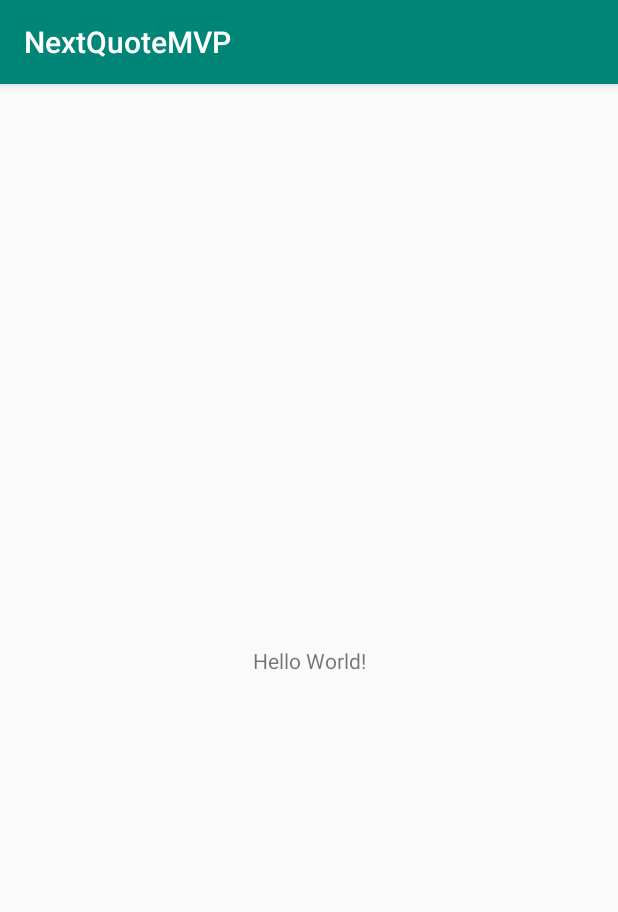
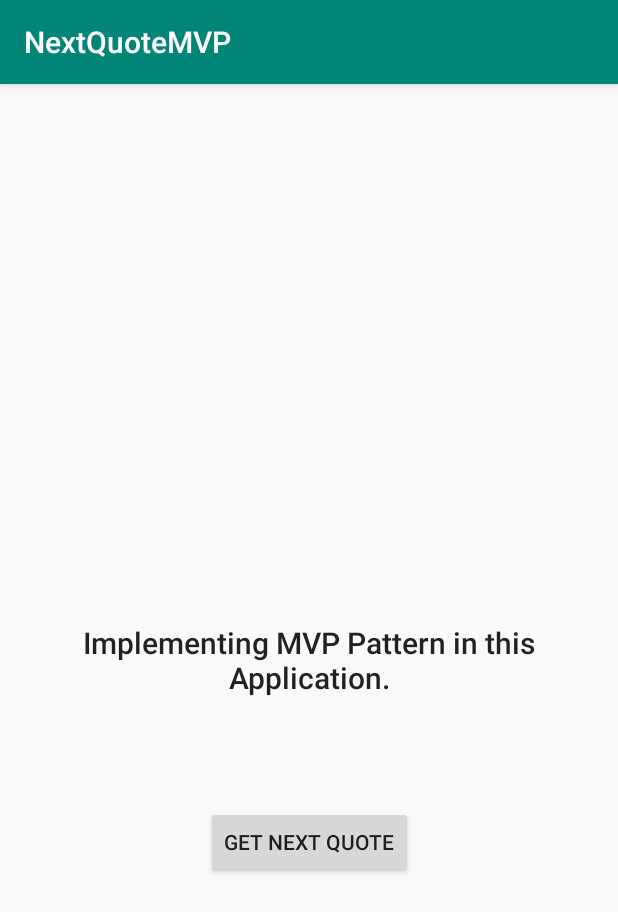
Before and after one commit to ihaydinn/NextQuote-MVP, an Android app: the screen it shows after launch (MainActivity), on a phone screen of 412 x 824 dp. Shown: the top 912 px of the screen. Run offline under Robolectric (Android 15) with nearby library versions, the phone set to English and light mode, and no system bars.

Commit message:
initial commit

```diff
--- a/app/src/main/res/layout/activity_main.xml
+++ b/app/src/main/res/layout/activity_main.xml
@@ -7,12 +7,36 @@
     tools:context=".MainActivity">
 
     <TextView
+        android:layout_width="0dp"
+        android:layout_height="wrap_content"
+        android:text="Implementing MVP Pattern in this Application."
+        app:layout_constraintBottom_toBottomOf="parent"
+        android:padding="8dp"
+        android:gravity="center"
+        android:textAppearance="?android:attr/textAppearanceSearchResultTitle"
+        app:layout_constraintLeft_toLeftOf="parent"
+        app:layout_constraintRight_toRightOf="parent"
+        app:layout_constraintTop_toTopOf="parent"
+        android:id="@+id/textView" />
+
+    <Button
+        android:id="@+id/button"
         android:layout_width="wrap_content"
         android:layout_height="wrap_content"
-        android:text="Hello World!"
-        app:layout_constraintBottom_toBottomOf="parent"
+        android:text="GET NEXT QUOTE"
+        android:layout_margin="@android:dimen/notification_large_icon_height"
+        app:layout_constraintTop_toBottomOf="@+id/textView"
+        app:layout_constraintLeft_toLeftOf="parent"
+        app:layout_constraintRight_toRightOf="parent" />
+
+    <ProgressBar
+        android:id="@+id/progressBar"
+        style="?android:attr/progressBarStyleLarge"
+        android:layout_width="wrap_content"
+        android:layout_height="wrap_content"
         app:layout_constraintLeft_toLeftOf="parent"
         app:layout_constraintRight_toRightOf="parent"
-        app:layout_constraintTop_toTopOf="parent" />
-
+        app:layout_constraintTop_toTopOf="parent"
+        android:visibility="gone"
+        app:layout_constraintBottom_toBottomOf="parent"/>
 </androidx.constraintlayout.widget.ConstraintLayout>
```
